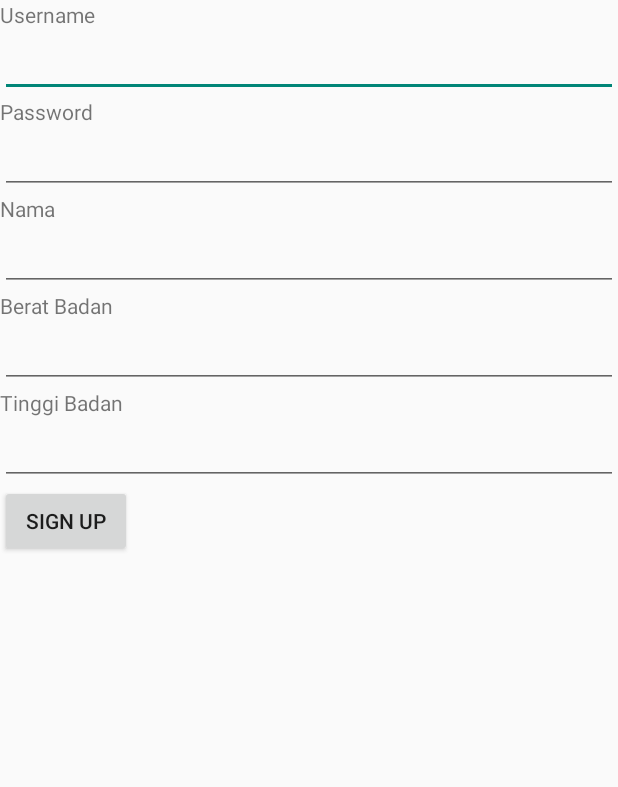
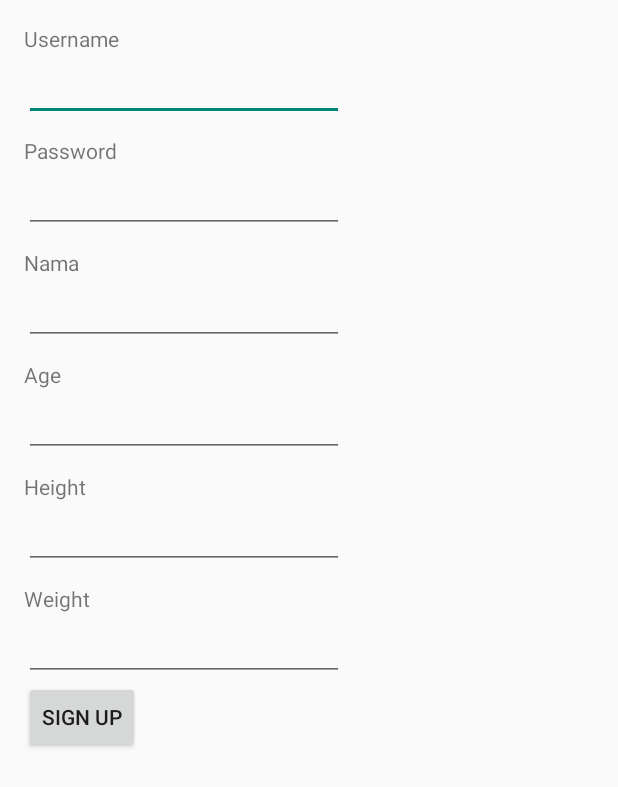
Before and after one commit to wahyuoi/HidupSehat, an Android app: the screen it shows after launch (SignUp), after a tap on "SIGN UP", on a phone screen of 412 x 824 dp. Shown: the top 787 px of the screen. Run offline under Robolectric (Android 15) with nearby library versions, the phone set to English and light mode, and no system bars; 1 other tap on this screen came first.

Commit message:
Add logout button

```diff
--- /dev/null
+++ b/app/src/main/java/c03/ppl/hidupsehat/Auth/Logout.java
@@ -0,0 +1,39 @@
+package c03.ppl.hidupsehat.Auth;
+
+import android.content.ContentValues;
+import android.content.Intent;
+import android.util.Log;
+import android.view.View;
+
+import c03.ppl.hidupsehat.MainActivity;
+import c03.ppl.hidupsehat.database.DatabaseField;
+import c03.ppl.hidupsehat.database.DatabaseInfo;
+
+/**
+ * Created by wahyuoi on 09/04/15.
+ */
+public class Logout implements View.OnClickListener {
+    private final MainActivity activity;
+
+    public Logout(MainActivity mainActivity) {
+        this.activity = mainActivity;
+    }
+
+    @Override
+    public void onClick(View v) {
+        Intent login = new Intent(activity.getApplicationContext(), Login.class);
+        doForgetLogin();
+        Log.e(Logout.class.getName(), "User logout");
+        activity.startActivity(login);
+        activity.finish();
+    }
+
+    private void doForgetLogin() {
+        ContentValues values = new ContentValues();
+        values.put(DatabaseField.USER_COLUMN_IS_LOGIN, 0);
+        DatabaseInfo dbInfo = new DatabaseInfo(activity);
+        dbInfo.update(DatabaseField.USER_TABLE, values, null, null);
+        dbInfo.close();
+        return;
+    }
+}
--- a/app/src/main/java/c03/ppl/hidupsehat/MainActivity.java
+++ b/app/src/main/java/c03/ppl/hidupsehat/MainActivity.java
@@ -8,11 +8,13 @@ import android.view.KeyEvent;
 import android.view.Menu;
 import android.view.MenuItem;
 import android.widget.ArrayAdapter;
+import android.widget.Button;
 import android.widget.ListView;
 
 import java.util.ArrayList;
 
 import c03.ppl.hidupsehat.Auth.Login;
+import c03.ppl.hidupsehat.Auth.Logout;
 import c03.ppl.hidupsehat.database.DatabaseField;
 import c03.ppl.hidupsehat.database.DatabaseInfo;
 
@@ -26,7 +28,8 @@ public class MainActivity extends ActionBarActivity {
     protected void onCreate(Bundle savedInstanceState) {
         super.onCreate(savedInstanceState);
         setContentView(R.layout.activity_main);
-
+        Button logout = (Button) findViewById(R.id.logout);
+        logout.setOnClickListener(new Logout(this));
         dbInfo = new DatabaseInfo(this);
 
         if (!dbInfo.isLogin(DatabaseField.USER_TABLE, DatabaseField.USER_COLUMN_IS_LOGIN)){
@@ -40,11 +43,7 @@ public class MainActivity extends ActionBarActivity {
 
 
 //        // retrieve
-            ArrayList arrayList = dbInfo.getAllDataFromTable(DatabaseField.USER_TABLE, DatabaseField.USER_COLUMN_PASSWORD);
-            ArrayAdapter arrayAdapter = new ArrayAdapter(this, android.R.layout.simple_list_item_1, arrayList );
 
-            obj = (ListView) findViewById(R.id.listView1);
-            obj.setAdapter(arrayAdapter);
         }
     }
 
--- a/app/src/main/java/c03/ppl/hidupsehat/database/DatabaseField.java
+++ b/app/src/main/java/c03/ppl/hidupsehat/database/DatabaseField.java
@@ -13,6 +13,7 @@ public class DatabaseField {
     public static final String USER_COLUMN_NAMA = "nama";
     public static final String USER_COLUMN_TINGGI = "tinggi" ;
     public static final String USER_COLUMN_BERAT = "berat" ;
+    public static final String USER_COLUMN_UMUR = "umur";
 
     //
 }
--- a/app/src/main/java/c03/ppl/hidupsehat/database/DatabaseInfo.java
+++ b/app/src/main/java/c03/ppl/hidupsehat/database/DatabaseInfo.java
@@ -5,6 +5,7 @@ import android.content.Context;
 import android.database.Cursor;
 import android.database.sqlite.SQLiteDatabase;
 import android.database.sqlite.SQLiteOpenHelper;
+import android.util.Log;
 
 import java.util.ArrayList;
 
@@ -25,8 +26,10 @@ public class DatabaseInfo extends SQLiteOpenHelper {
                 "create table " + DatabaseField.USER_TABLE + " (id integer, "+DatabaseField.USER_COLUMN_USERNAME
                         +" text primary key, "+ DatabaseField.USER_COLUMN_PASSWORD+" text, "+DatabaseField.USER_COLUMN_IS_LOGIN
                         +" number, "+DatabaseField.USER_COLUMN_NAMA+" text, "+DatabaseField.USER_COLUMN_TINGGI
-                        +" number, "+DatabaseField.USER_COLUMN_BERAT+" number)"
+                        +" number, "+DatabaseField.USER_COLUMN_BERAT+" number, "+DatabaseField.USER_COLUMN_UMUR
+                        +" number)"
         );
+        Log.e(DatabaseInfo.class.getName(), "Create database");
     }
 
     @Override
--- a/app/src/main/res/layout/signup.xml
+++ b/app/src/main/res/layout/signup.xml
@@ -1,77 +1,147 @@
-<?xml version="1.0" encoding="utf-8"?>
-<LinearLayout xmlns:android="http://schemas.android.com/apk/res/android"
-    android:orientation="vertical" android:layout_width="match_parent"
-    android:layout_height="match_parent">
+<RelativeLayout xmlns:android="http://schemas.android.com/apk/res/android"
+    xmlns:tools="http://schemas.android.com/tools" android:layout_width="match_parent"
+    android:layout_height="match_parent" android:paddingLeft="@dimen/activity_horizontal_margin"
+    android:paddingRight="@dimen/activity_horizontal_margin"
+    android:paddingTop="@dimen/activity_vertical_margin"
+    android:paddingBottom="@dimen/activity_vertical_margin" tools:context=".MainActivity"
+    android:id="@+id/signup">
+
+
+
+        <TextView android:text="Username" android:layout_width="wrap_content"
+            android:layout_height="wrap_content"
+            android:id="@+id/textView"
+            android:layout_alignParentTop="true"
+            android:layout_alignParentLeft="true"
+            android:layout_alignParentStart="true" />
+
+        <EditText
+            android:layout_width="wrap_content"
+            android:layout_height="wrap_content"
+            android:inputType="textPersonName"
+            android:ems="10"
+            android:id="@+id/username"
+            android:layout_below="@+id/textView"
+            android:layout_alignParentLeft="true"
+            android:layout_alignParentStart="true" />
+
+        <TextView
+            android:layout_width="wrap_content"
+            android:layout_height="wrap_content"
+            android:text="Password"
+            android:id="@+id/textView2"
+            android:layout_below="@+id/username"
+            android:layout_alignParentLeft="true"
+            android:layout_alignParentStart="true"
+            android:layout_marginTop="10dp" />
+
+        <EditText
+            android:layout_width="wrap_content"
+            android:layout_height="wrap_content"
+            android:inputType="textPassword"
+            android:ems="10"
+            android:id="@+id/password"
+            android:layout_below="@+id/textView2"
+            android:layout_alignParentLeft="true"
+            android:layout_alignParentStart="true" />
+
+        <TextView
+            android:layout_width="wrap_content"
+            android:layout_height="wrap_content"
+            android:text="Nama"
+            android:id="@+id/textView3"
+            android:layout_below="@+id/password"
+            android:layout_alignParentLeft="true"
+            android:layout_alignParentStart="true"
+            android:layout_marginTop="10dp" />
+
+        <EditText
+            android:layout_width="wrap_content"
+            android:layout_height="wrap_content"
+            android:inputType="textPersonName"
+            android:ems="10"
+            android:id="@+id/nama"
+            android:layout_below="@+id/textView3"
+            android:layout_alignParentLeft="true"
+            android:layout_alignParentStart="true" />
+
+        <TextView
+            android:layout_width="wrap_content"
+            android:layout_height="wrap_content"
+            android:text="Age"
+            android:id="@+id/textView4"
+            android:layout_below="@+id/nama"
+            android:layout_alignParentLeft="true"
+            android:layout_alignParentStart="true"
+            android:layout_marginTop="10dp" />
+
+        <EditText
+            android:layout_width="wrap_content"
+            android:layout_height="wrap_content"
+            android:inputType="numberDecimal"
+            android:ems="10"
+            android:id="@+id/umur"
+            android:layout_below="@+id/textView4"
+            android:layout_alignParentLeft="true"
+            android:layout_alignParentStart="true" />
+
+        <TextView
+            android:layout_width="wrap_content"
+            android:layout_height="wrap_content"
+            android:text="Height"
+            android:id="@+id/textView5"
+            android:layout_below="@+id/umur"
+            android:layout_alignParentLeft="true"
+            android:layout_alignParentStart="true"
+            android:layout_marginTop="10dp" />
+
+        <EditText
+            android:layout_width="wrap_content"
+            android:layout_height="wrap_content"
+            android:inputType="numberDecimal"
+            android:ems="10"
+            android:id="@+id/tinggi"
+            android:layout_below="@+id/textView5"
+            android:layout_alignParentLeft="true"
+            android:layout_alignParentStart="true" />
+
+        <TextView
+            android:layout_width="wrap_content"
+            android:layout_height="wrap_content"
+            android:text="Weight"
+            android:id="@+id/textView6"
+            android:layout_below="@+id/tinggi"
+            android:layout_alignParentLeft="true"
+            android:layout_alignParentStart="true"
+            android:layout_marginTop="10dp" />
+
+        <EditText
+            android:layout_width="wrap_content"
+            android:layout_height="wrap_content"
+            android:inputType="numberDecimal"
+            android:ems="10"
+            android:id="@+id/berat"
+            android:layout_below="@+id/textView6"
+            android:layout_alignParentLeft="true"
+            android:layout_alignParentStart="true" />
+
+    <Button
+        style="?android:attr/buttonStyleSmall"
+        android:layout_width="wrap_content"
+        android:layout_height="wrap_content"
+        android:text="Sign Up"
+        android:id="@+id/buttonSignUp"
+        android:layout_below="@+id/berat" />
 
     <TextView
         android:layout_width="wrap_content"
         android:layout_height="wrap_content"
         android:textAppearance="?android:attr/textAppearanceSmall"
-        android:text="Username"
-        android:id="@+id/textView" />
+        android:id="@+id/status"
+        android:layout_alignBottom="@+id/buttonSignUp"
+        android:layout_toRightOf="@+id/buttonSignUp"
+        android:layout_toEndOf="@+id/buttonSignUp"
+        android:layout_marginLeft="10dp" />
 
-    <EditText
-        android:layout_width="match_parent"
-        android:layout_height="wrap_content"
-        android:id="@+id/username" />
-    <TextView
-        android:layout_width="wrap_content"
-        android:layout_height="wrap_content"
-        android:textAppearance="?android:attr/textAppearanceSmall"
-        android:text="Password"
-        android:id="@+id/textView2" />
 
-    <EditText
-        android:layout_width="match_parent"
-        android:layout_height="wrap_content"
-        android:id="@+id/password"
-        android:inputType="textPassword" />
-    <TextView
-        android:layout_width="wrap_content"
-        android:layout_height="wrap_content"
-        android:textAppearance="?android:attr/textAppearanceSmall"
-        android:text="Nama"
-        android:id="@+id/textView5" />
-
-    <EditText
-        android:layout_width="match_parent"
-        android:layout_height="wrap_content"
-        android:id="@+id/nama" />
-    <TextView
-        android:layout_width="wrap_content"
-        android:layout_height="wrap_content"
-        android:textAppearance="?android:attr/textAppearanceSmall"
-        android:text="Berat Badan"
-        android:id="@+id/textView3" />
-
-    <EditText
-        android:layout_width="match_parent"
-        android:layout_height="wrap_content"
-        android:id="@+id/berat" />
-    <TextView
-        android:layout_width="wrap_content"
-        android:layout_height="wrap_content"
-        android:textAppearance="?android:attr/textAppearanceSmall"
-        android:text="Tinggi Badan"
-        android:id="@+id/textView4" />
-
-    <EditText
-        android:layout_width="match_parent"
-        android:layout_height="wrap_content"
-        android:id="@+id/tinggi" />
-
-    <Button
-        android:layout_width="wrap_content"
-        android:layout_height="wrap_content"
-        android:text="Sign Up"
-        android:id="@+id/buttonSignUp" />
-
-    <TextView
-        android:layout_width="wrap_content"
-        android:layout_height="wrap_content"
-        android:textAppearance="?android:attr/textAppearanceMedium"
-        android:text=""
-        android:id="@+id/status"
-        android:layout_gravity="center_horizontal" />
-
-</LinearLayout>
+</RelativeLayout>
```
Also changed, not shown: app/src/main/java/c03/ppl/hidupsehat/Auth/SignUp.java (+11 -4 lines), app/src/main/res/layout-port/login.xml (+49 -12 lines), app/src/main/res/layout/activity_main.xml (+7 -6 lines).
